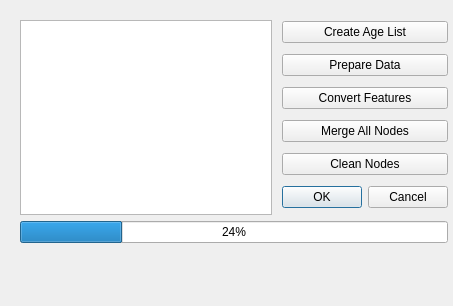
Old version of the form dialogs/create_node_grid_dialog.ui in the repository florianfranz/topo_chronia.
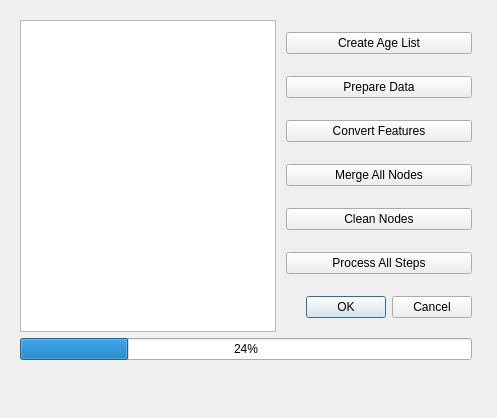
New version of the form.

Commit message: Full threaded execution for Create Node Grid

The edit to the form file:
```diff
--- a/dialogs/create_node_grid_dialog.ui
+++ b/dialogs/create_node_grid_dialog.ui
@@ -6,20 +6,20 @@
    <rect>
     <x>0</x>
     <y>0</y>
-    <width>453</width>
-    <height>306</height>
+    <width>497</width>
+    <height>418</height>
    </rect>
   </property>
   <property name="windowTitle">
    <string>TopoChronia Phase I: Create Node Grid</string>
   </property>
-  <widget class="QWidget" name="">
+  <widget class="QWidget" name="layoutWidget">
    <property name="geometry">
     <rect>
      <x>20</x>
      <y>20</y>
-     <width>428</width>
-     <height>223</height>
+     <width>452</width>
+     <height>340</height>
     </rect>
    </property>
    <layout class="QVBoxLayout" name="verticalLayout_2">
@@ -71,6 +71,13 @@
           </property>
          </widget>
         </item>
+        <item>
+         <widget class="QPushButton" name="Action_ProcessEverything_pushButton">
+          <property name="text">
+           <string>Process All Steps</string>
+          </property>
+         </widget>
+        </item>
         <item>
          <widget class="QDialogButtonBox" name="button_box">
           <property name="orientation">
@@ -94,6 +101,19 @@
     </item>
    </layout>
   </widget>
+  <widget class="QLabel" name="Status_Processing">
+   <property name="geometry">
+    <rect>
+     <x>20</x>
+     <y>370</y>
+     <width>450</width>
+     <height>41</height>
+    </rect>
+   </property>
+   <property name="text">
+    <string/>
+   </property>
+  </widget>
  </widget>
  <resources/>
  <connections>
```
The commit also changes 3 other files.
